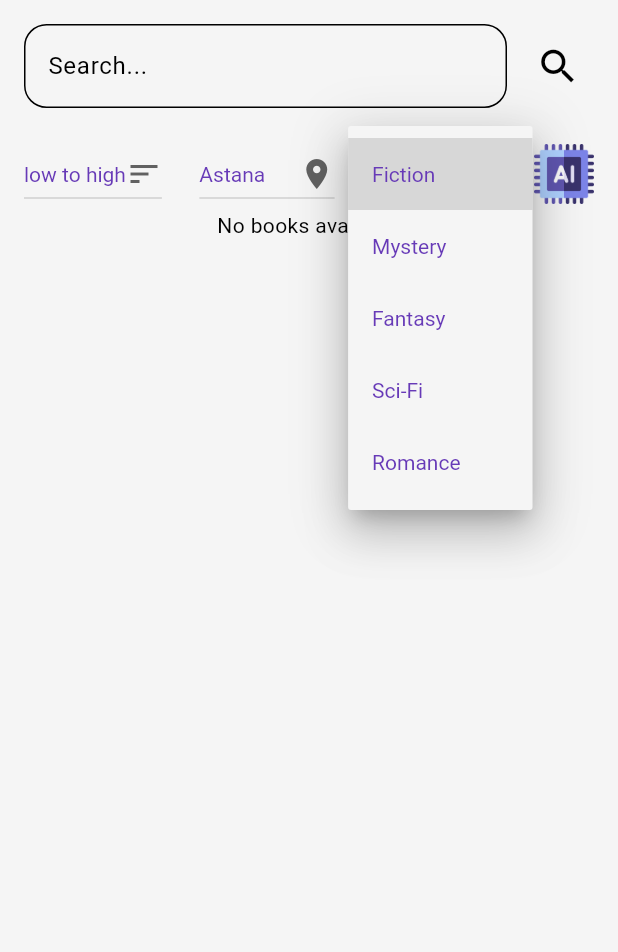
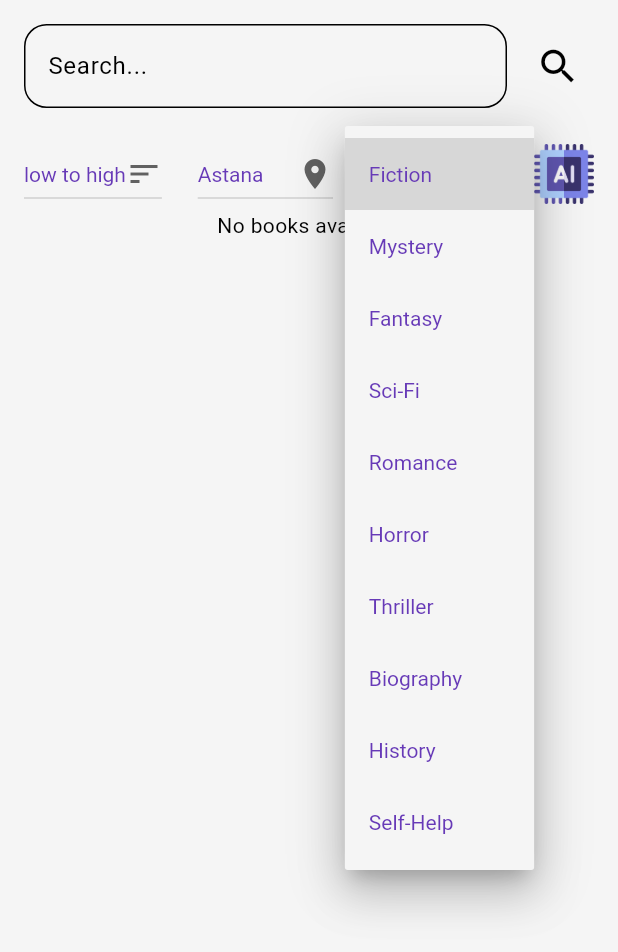
Before and after one commit to baukamobile/book_swap_ai, a Flutter app: the SearchPage screen opened directly, after a tap on "Fiction", on a phone screen of 412 x 824 dp. Shown: the top 952 px of the screen. Run offline on Flutter 3.47's test engine with Material 3 defaults, Android fonts, the phone set to English and light mode, and no system bars; our stand-ins replace dash_chat_2, flutter_bloc, flutter_card_swiper, flutter_dotenv, flutter_gemini, flutter_spinkit and 1 more; missing offline and left inert: chat_gpt_sdk; network calls fail; statements that could not run were skipped.

Commit message:
list genres updated and padding. i should update size of app

```diff
--- a/lib/pages/profile.dart
+++ b/lib/pages/profile.dart
@@ -49,7 +49,7 @@ class _ProfilePageState extends State<ProfilePage> {
 
   Future<void> fetchBooks() async {
     try {
-      final response = await http.get(Uri.parse('https://testbackendflutter-0471b16deb32.herokuapp.com/api/books/4/'));
+      final response = await http.get(Uri.parse('https://testbackendflutter-0471b16deb32.herokuapp.com/api/books/3/'));
 
       print('Status Code: ${response.statusCode}');
       print('Response Body: ${response.body}');
--- a/lib/pages/search_page.dart
+++ b/lib/pages/search_page.dart
@@ -30,7 +30,7 @@ class Book {
   }
 }
 
-List<String> genres = ['Fiction', 'Mystery', 'Fantasy', 'Sci-Fi', 'Romance'];
+List<String> genres = ['Fiction', 'Mystery', 'Fantasy', 'Sci-Fi', 'Romance', 'Horror', 'Thriller', 'Biography', 'History', 'Self-Help'];
 List<String> sorts = ['low to high', 'high to low', 'New In'];
 List<String> cities = ['Astana', 'Almaty', 'Shymkent', 'Aktobe', 'Karagandy'];
 
@@ -78,7 +78,8 @@ class _SearchPageState extends State<SearchPage> {
   @override
   Widget build(BuildContext context) {
     return Scaffold(
-      body: Padding(
+      body: SafeArea(
+        child: Padding(
           padding: const EdgeInsets.all(16.0),
           child: Column(
             children: [
@@ -183,6 +184,7 @@ class _SearchPageState extends State<SearchPage> {
             ],
           ),
         ),
+      ),
     );
   }
 
```
Also changed, not shown: lib/pages/home_page.dart (+6 -3 lines). Lines whose indentation alone changed are shown as unchanged.
